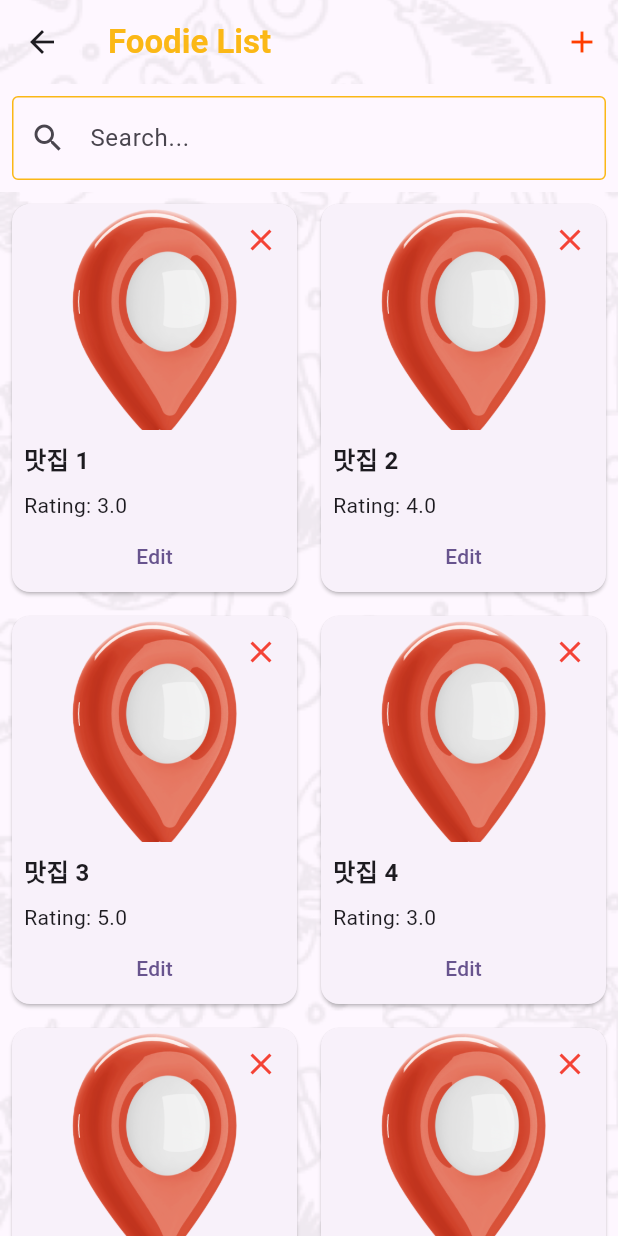
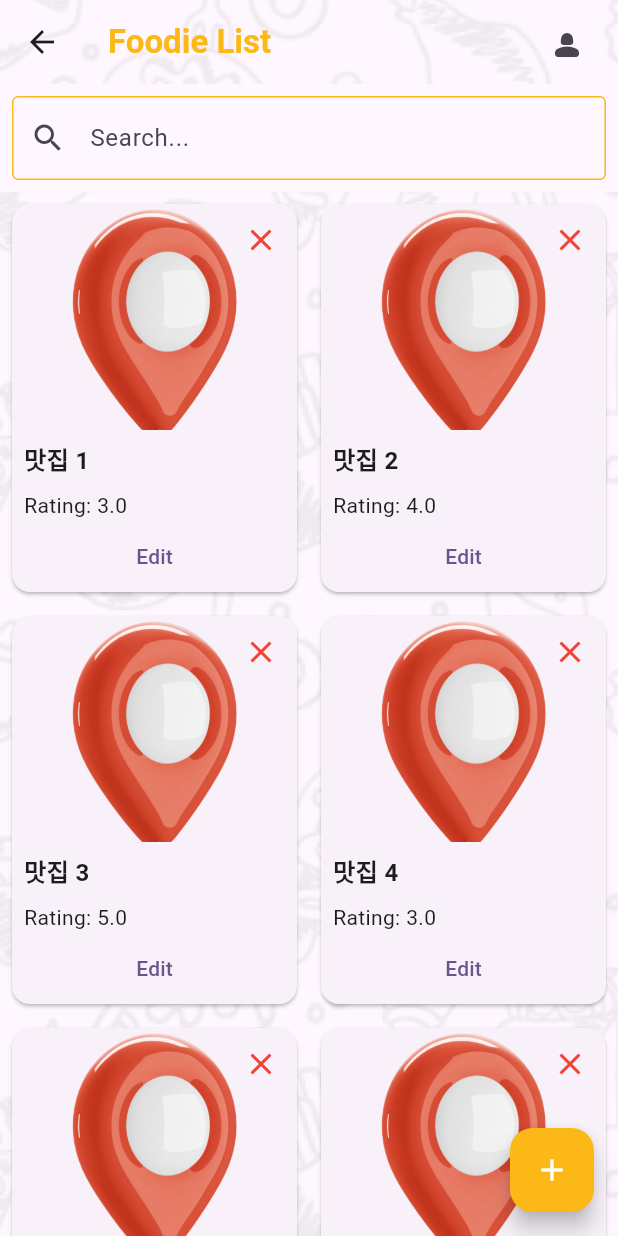
Before and after one commit to donghun-ha/MustToEat, a Flutter app: the FoodieList screen opened directly, on a phone screen of 412 x 824 dp. Run offline on Flutter 3.47's test engine with Material 3 defaults, Android fonts, the phone set to English and light mode, and no system bars; our stand-ins replace flutter_map, geolocator, get, image_picker, latlong2.

Commit message:
floating action button/ user icon

```diff
--- a/FlutterSpace/must_to_eat/lib/view/foodie_list.dart
+++ b/FlutterSpace/must_to_eat/lib/view/foodie_list.dart
@@ -1,11 +1,12 @@
 import 'package:flutter/material.dart';
+import 'package:must_to_eat/view/user.dart';
 import 'add_list.dart';
 import 'edit_list.dart';
 import 'detail.dart';
 import 'package:get/get.dart';
 
 class FoodieList extends StatefulWidget {
-  const FoodieList({super. key}) ;
+  const FoodieList({super.key});
 
   @override
   State<FoodieList> createState() => _FoodieListState();
@@ -60,6 +61,15 @@ class _FoodieListState extends State<FoodieList> {
   @override
   Widget build(BuildContext context) {
     return Scaffold(
+      floatingActionButton: FloatingActionButton(
+        onPressed: () => Get.to(const AddList()),
+        backgroundColor: const Color(0xffFBB816),
+        foregroundColor: Colors.white,
+        shape: RoundedRectangleBorder(
+          borderRadius: BorderRadius.circular(15),
+        ),
+        child: const Icon(Icons.add_outlined),
+      ),
       appBar: AppBar(
         title: const Text(
           'Foodie List',
@@ -69,13 +79,15 @@ class _FoodieListState extends State<FoodieList> {
           ),
         ),
         actions: [
-          IconButton(
-            onPressed: () {
-              Get.to(() => const AddList())?.then((_) => _loadDummyData());
-            },
-            icon: const Icon(
-              Icons.add,
-              color: Color(0xffFF3D00),
+          Padding(
+            padding: const EdgeInsets.all(10.0),
+            child: IconButton(
+              onPressed: () {
+                Get.to(() => const User());
+              },
+              icon: const Icon(
+                Icons.person_2_rounded,
+              ),
             ),
           ),
         ],
@@ -134,7 +146,8 @@ class _FoodieListState extends State<FoodieList> {
                               Expanded(
                                 child: GestureDetector(
                                   onTap: () {
-                                    Get.to(() => Detail(storeData: stores[index]))
+                                    Get.to(() =>
+                                            Detail(storeData: stores[index]))
                                         ?.then((_) => _loadDummyData());
                                   },
                                   child: Image.asset(
@@ -154,7 +167,8 @@ class _FoodieListState extends State<FoodieList> {
                                 ),
                               ),
                               Padding(
-                                padding: const EdgeInsets.symmetric(horizontal: 8.0),
+                                padding:
+                                    const EdgeInsets.symmetric(horizontal: 8.0),
                                 child: Text(
                                   'Rating: ${stores[index]['rating']}',
                                   style: const TextStyle(fontSize: 14),
@@ -162,7 +176,8 @@ class _FoodieListState extends State<FoodieList> {
                               ),
                               TextButton(
                                 onPressed: () {
-                                  Get.to(() => EditList(storeData: stores[index]))
+                                  Get.to(() =>
+                                          EditList(storeData: stores[index]))
                                       ?.then((_) => _loadDummyData());
                                 },
                                 child: const Text('Edit'),
@@ -174,7 +189,8 @@ class _FoodieListState extends State<FoodieList> {
                             right: 0,
                             child: IconButton(
                               icon: const Icon(Icons.close, color: Colors.red),
-                              onPressed: () => _deleteStore(stores[index]['id']),
+                              onPressed: () =>
+                                  _deleteStore(stores[index]['id']),
                             ),
                           ),
                         ],
```
